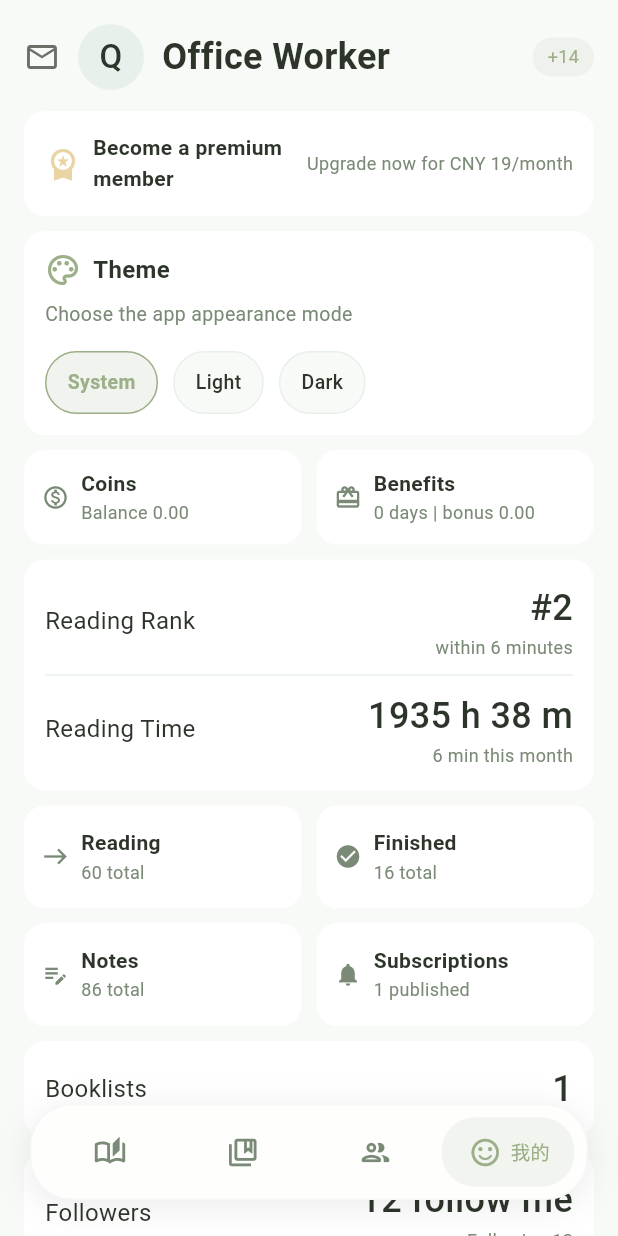
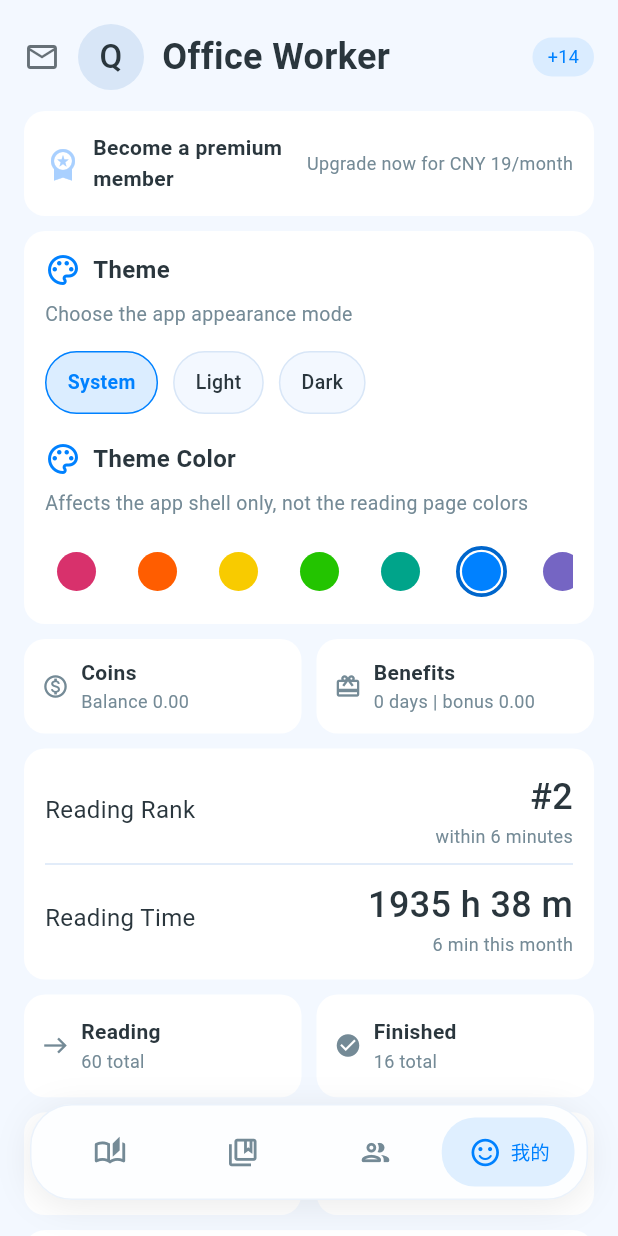
Before and after one commit to waterlovemelon/gravity-reader, a Flutter app: the screen it shows after launch, item 4 of the bottom bar chosen, on a phone screen of 412 x 824 dp. Run offline on Flutter 3.47's test engine with Material 3 defaults, Android fonts, the phone set to English and light mode, and no system bars; our stand-ins replace file_picker, flutter_riverpod, image_picker, just_audio, just_audio_background, shared_preferences and 1 more; missing offline and left inert: audio_session, charset_converter; accounts and stored records are empty; network calls fail; statements that could not run were skipped.

Commit message:
新增应用主题色设置

```diff
--- a/lib/core/constants/theme_constants.dart
+++ b/lib/core/constants/theme_constants.dart
@@ -2,140 +2,169 @@ import 'package:flutter/material.dart';
 import 'package:myreader/core/models/app_theme_data.dart';
 
 class ThemeConstants {
-  // ========== 字体大小 ==========
   static const double fontSizeSmall = 12.0;
   static const double fontSizeNormal = 14.0;
   static const double fontSizeLarge = 16.0;
 
-  // ========== 阅读主题类型（用于阅读器内部的主题切换） ==========
   static const int readingThemeLight = 1;
   static const int readingThemeDark = 2;
   static const int readingThemeSepia = 3;
   static const int readingThemeNight = 4;
 
-  // ========== 主题主题ID定义 ==========
-  static const String themeIdGreenFresh = 'green_fresh'; // 小清新绿色主题（默认）
-  static const String themeIdBlueProfessional = 'blue_professional'; // 职感蓝色主题
+  static const String themeIdRose = 'rose';
+  static const String themeIdOrange = 'orange';
+  static const String themeIdYellow = 'yellow';
+  static const String themeIdGreen = 'green';
+  static const String themeIdTeal = 'teal';
+  static const String themeIdBlue = 'blue';
+  static const String themeIdIndigo = 'indigo';
+  static const String themeIdPurple = 'purple';
+  static const String themeIdGray = 'gray';
 
-  // ========== 小清新绿色主题配色 ==========
-  /// 品牌主色 - 鼠尾草绿（优化后：降低饱和度，更清新）
-  /// 用途：Logo、顶部导航栏、功能按钮、选中状态、进度条
-  static const Color greenFreshPrimary = Color(0xFF9CAF88);
+  static const Color _fixedReadingBg = Color(0xFFEDF2F4);
+  static const Color _fixedAudiobookBgTop = Color(0xFFE5EDF1);
+  static const Color _fixedText = Color(0xFF2A363D);
+  static const Color _fixedSecondaryText = Color(0xFF748A96);
+  static const Color _fixedProgressTrack = Color(0xFFD9E2E7);
 
-  /// 深版本主色 - 用于按钮底衬
-  static const Color greenFreshPrimaryDark = Color(0xFF7A9068);
+  static AppThemeData _buildTheme({
+    required String id,
+    required String name,
+    required Color primary,
+    required Color primaryDark,
+    required Color accent,
+    required Color scaffoldBackground,
+    required Color cardBackground,
+    required Color divider,
+  }) {
+    return AppThemeData(
+      primaryColor: primary,
+      primaryDarkColor: primaryDark,
+      readingBackgroundColor: _fixedReadingBg,
+      audiobookBgTop: _fixedAudiobookBgTop,
+      scaffoldBackgroundColor: scaffoldBackground,
+      textColor: _fixedText,
+      secondaryTextColor: _fixedSecondaryText,
+      progressTrackColor: _fixedProgressTrack,
+      accentColor: accent,
+      cardBackgroundColor: cardBackground,
+      dividerColor: divider,
+      borderRadius: 12.0,
+      name: name,
+      id: id,
+    );
+  }
 
-  /// 辅助背景 - 薄荷奶白（优化后：听书/阅读页专用背景，纸张质感）
-  /// 用途：阅读页背景、听书页面背景（极度护眼）
-  static const Color greenFreshReadingBg = Color(0xFFF1F4EE);
-
-  /// 听书背景渐变顶部色 - 为听书页面添加微弱渐变
-  static const Color greenFreshAudiobookBgTop = Color(0xFFE8F0E9);
-
-  /// 页面底色 - 极简浅灰
-  /// 用途：列表页底色、设置页背景
-  static const Color greenFreshScaffoldBg = Color(0xFFF8FAF7);
-
-  /// 正文文字 - 深森林灰
-  /// 用途：书籍正文、主要标题（比纯黑更温和）
-  static const Color greenFreshText = Color(0xFF2D352B);
-
-  /// 辅助文字 - 灰绿调
-  /// 用途：作者名、日期、底部标签栏未选中态
-  static const Color greenFreshSecondaryText = Color(0xFF7A8A76);
-
-  /// 进度条背景 - 极淡灰色
-  /// 用途：进度条背景轨道
-  static const Color greenFreshProgressTrack = Color(0xFFE8E8E8);
-
-  /// 点缀色 - 暖杏黄
-  /// 用途：收藏星星、会员标识、折扣标签
-  static const Color greenFreshAccent = Color(0xFFE9D5A3);
-
-  /// 卡片背景色 - 纯白
-  static const Color greenFreshCardBg = Color(0xFFFFFFFF);
-
-  /// 分割线颜色 - 淡灰绿
-  static const Color greenFreshDivider = Color(0xFFE8F0EC);
-
-  // ========== 职感蓝色主题配色 ==========
-  /// 品牌主色 - 雾霾蓝
-  /// 用途：Logo、按钮、底部Tab激活、分类标签
-  static const Color blueProfessionalPrimary = Color(0xFF8BAABB);
-
-  /// 阅读背景 - 纸感浅蓝
-  /// 用途：阅读器背景（微蓝调，清冷且极度纯净）
-  static const Color blueProfessionalReadingBg = Color(0xFFEDF2F4);
-
-  /// 页面底色 - 极简冰灰
-  /// 用途：发现页底色、列表分割背景
-  static const Color blueProfessionalScaffoldBg = Color(0xFFF4F7F9);
-
-  /// 正文文字 - 深海黛蓝
-  /// 用途：替代纯黑，文字深邃且极具质感
-  static const Color blueProfessionalText = Color(0xFF2A363D);
-
-  /// 辅助文字 - 灰蓝调
-  /// 用途：副标题、未选中图标、提示信息
-  static const Color blueProfessionalSecondaryText = Color(0xFF748A96);
-
-  /// 点缀色 - 夕阳橘
-  /// 用途：徽章、价格、重要警示（蓝色的互补色）
-  static const Color blueProfessionalAccent = Color(0xFFE9A88F);
-
-  /// 卡片背景色 - 纯白
-  static const Color blueProfessionalCardBg = Color(0xFFFFFFFF);
-
-  /// 分割线颜色 - 淡冰蓝
-  static const Color blueProfessionalDivider = Color(0xFFE1E8EC);
-
-  // ========== 主题定义 ==========
-
-  /// 小清新绿色主题
-  static const AppThemeData greenFreshTheme = AppThemeData(
-    primaryColor: greenFreshPrimary,
-    primaryDarkColor: Color(0xFF8BA278),
-    readingBackgroundColor: greenFreshReadingBg,
-    audiobookBgTop: Color(0xFFE8F0E9),
-    scaffoldBackgroundColor: greenFreshScaffoldBg,
-    textColor: greenFreshText,
-    secondaryTextColor: greenFreshSecondaryText,
-    progressTrackColor: Color(0xFFE8E8E8),
-    accentColor: greenFreshAccent,
-    cardBackgroundColor: greenFreshCardBg,
-    dividerColor: greenFreshDivider,
-    borderRadius: 12.0, // 大圆角，显得更亲切
-    name: '小清新绿',
-    id: themeIdGreenFresh,
+  static final AppThemeData roseTheme = _buildTheme(
+    id: themeIdRose,
+    name: '玫红',
+    primary: const Color(0xFFD8316C),
+    primaryDark: const Color(0xFFAA2754),
+    accent: const Color(0xFFF6B4CA),
+    scaffoldBackground: const Color(0xFFFFF5F8),
+    cardBackground: const Color(0xFFFFFFFF),
+    divider: const Color(0xFFF3D4DF),
   );
 
-  /// 职感蓝色主题
-  /// 视觉感受：比绿色方案更具理性和现代感
-  /// 适用场景：硬核知识、科技资讯或悬疑小说
-  static const AppThemeData blueProfessionalTheme = AppThemeData(
-    primaryColor: blueProfessionalPrimary,
-    primaryDarkColor: Color(0xFF6F8795),
-    readingBackgroundColor: blueProfessionalReadingBg,
-    audiobookBgTop: Color(0xFFE5EDF1),
-    scaffoldBackgroundColor: blueProfessionalScaffoldBg,
-    textColor: blueProfessionalText,
-    secondaryTextColor: blueProfessionalSecondaryText,
-    progressTrackColor: Color(0xFFD9E2E7),
-    accentColor: blueProfessionalAccent,
-    cardBackgroundColor: blueProfessionalCardBg,
-    dividerColor: blueProfessionalDivider,
-    borderRadius: 12.0, // 保持统一的大圆角设计
-    name: '职感蓝',
-    id: themeIdBlueProfessional,
+  static final AppThemeData orangeTheme = _buildTheme(
+    id: themeIdOrange,
+    name: '橙红',
+    primary: const Color(0xFFFF5D00),
+    primaryDark: const Color(0xFFCC4A00),
+    accent: const Color(0xFFFFC29A),
+    scaffoldBackground: const Color(0xFFFFF7F2),
+    cardBackground: const Color(0xFFFFFFFF),
+    divider: const Color(0xFFF6D9C7),
   );
 
-  // ========== 默认主题 ==========
-  static const AppThemeData defaultTheme = greenFreshTheme;
+  static final AppThemeData yellowTheme = _buildTheme(
+    id: themeIdYellow,
+    name: '明黄',
+    primary: const Color(0xFFF8CB00),
+    primaryDark: const Color(0xFFC9A300),
+    accent: const Color(0xFFFFE999),
+    scaffoldBackground: const Color(0xFFFFFBEE),
+    cardBackground: const Color(0xFFFFFFFF),
+    divider: const Color(0xFFF4E9BD),
+  );
 
-  // ========== 所有可用主题列表 ==========
-  static const List<AppThemeData> allThemes = [
-    greenFreshTheme,
-    blueProfessionalTheme,
-    // 后续可以在这里添加更多主题
+  static final AppThemeData greenTheme = _buildTheme(
+    id: themeIdGreen,
+    name: '翠绿',
+    primary: const Color(0xFF23C400),
+    primaryDark: const Color(0xFF1B9700),
+    accent: const Color(0xFFA9E79B),
+    scaffoldBackground: const Color(0xFFF4FCF1),
+    cardBackground: const Color(0xFFFFFFFF),
+    divider: const Color(0xFFD8EDD0),
+  );
+
+  static final AppThemeData tealTheme = _buildTheme(
+    id: themeIdTeal,
+    name: '青绿',
+    primary: const Color(0xFF00A48A),
+    primaryDark: const Color(0xFF007F6B),
+    accent: const Color(0xFF9FE7DA),
+    scaffoldBackground: const Color(0xFFF1FBF8),
+    cardBackground: const Color(0xFFFFFFFF),
+    divider: const Color(0xFFD1ECE6),
+  );
+
+  static final AppThemeData blueTheme = _buildTheme(
+    id: themeIdBlue,
+    name: '蓝色',
+    primary: const Color(0xFF0081FF),
+    primaryDark: const Color(0xFF0066CC),
+    accent: const Color(0xFFA9D0FF),
+    scaffoldBackground: const Color(0xFFF3F8FF),
+    cardBackground: const Color(0xFFFFFFFF),
+    divider: const Color(0xFFD8E6F7),
+  );
+
+  static final AppThemeData indigoTheme = _buildTheme(
+    id: themeIdIndigo,
+    name: '紫蓝',
+    primary: const Color(0xFF7565C3),
+    primaryDark: const Color(0xFF5D4FA0),
+    accent: const Color(0xFFC8C0F2),
+    scaffoldBackground: const Color(0xFFF6F4FF),
+    cardBackground: const Color(0xFFFFFFFF),
+    divider: const Color(0xFFE1DBF3),
+  );
+
+  static final AppThemeData purpleTheme = _buildTheme(
+    id: themeIdPurple,
+    name: '紫色',
+    primary: const Color(0xFF8C00D4),
+    primaryDark: const Color(0xFF6D00A5),
+    accent: const Color(0xFFD8A8F5),
+    scaffoldBackground: const Color(0xFFFBF4FF),
+    cardBackground: const Color(0xFFFFFFFF),
+    divider: const Color(0xFFEBD8F5),
+  );
+
+  static final AppThemeData grayTheme = _buildTheme(
+    id: themeIdGray,
+    name: '灰色',
+    primary: const Color(0xFFA6A6A6),
+    primaryDark: const Color(0xFF7D7D7D),
+    accent: const Color(0xFFDADADA),
+    scaffoldBackground: const Color(0xFFF7F7F7),
+    cardBackground: const Color(0xFFFFFFFF),
+    divider: const Color(0xFFE5E5E5),
+  );
+
+  static final AppThemeData defaultTheme = blueTheme;
+
+  static final List<AppThemeData> allThemes = <AppThemeData>[
+    roseTheme,
+    orangeTheme,
+    yellowTheme,
+    greenTheme,
+    tealTheme,
+    blueTheme,
+    indigoTheme,
+    purpleTheme,
+    grayTheme,
   ];
 }
--- a/lib/core/providers/theme_provider.dart
+++ b/lib/core/providers/theme_provider.dart
@@ -83,9 +83,9 @@ class ThemeNotifier extends StateNotifier<ThemeState> {
 
   ThemeNotifier(this._preferencesService)
     : super(
-        const ThemeState(
+        ThemeState(
           currentTheme: ThemeConstants.defaultTheme,
-          themeId: ThemeConstants.themeIdGreenFresh,
+          themeId: ThemeConstants.themeIdBlue,
           themeMode: AppThemeMode.system,
         ),
       ) {
@@ -109,9 +109,9 @@ class ThemeNotifier extends StateNotifier<ThemeState> {
     } catch (e) {
       print('Error loading theme: $e');
       // 出错时使用默认主题
-      state = const ThemeState(
+      state = ThemeState(
         currentTheme: ThemeConstants.defaultTheme,
-        themeId: ThemeConstants.themeIdGreenFresh,
+        themeId: ThemeConstants.themeIdBlue,
         themeMode: AppThemeMode.system,
       );
     }
--- a/lib/data/services/theme_preferences_service.dart
+++ b/lib/data/services/theme_preferences_service.dart
@@ -27,11 +27,11 @@ class ThemePreferencesService {
       final themeId = _prefs.getString(_keySelectedThemeId);
 
       // 如果没有保存过，返回默认主题ID
-      return themeId ?? ThemeConstants.themeIdGreenFresh;
+      return themeId ?? ThemeConstants.themeIdBlue;
     } catch (e) {
       print('Error loading theme preference: $e');
       // 出错时返回默认主题ID
-      return ThemeConstants.themeIdGreenFresh;
+      return ThemeConstants.themeIdBlue;
     }
   }
 
--- a/lib/presentation/pages/main_navigation_page.dart
+++ b/lib/presentation/pages/main_navigation_page.dart
@@ -1,5 +1,6 @@
 import 'package:flutter/material.dart';
 import 'package:flutter_riverpod/flutter_riverpod.dart';
+import 'package:myreader/core/constants/theme_constants.dart';
 import 'package:myreader/core/models/app_theme_data.dart';
 import 'package:myreader/core/providers/book_providers.dart';
 import 'package:myreader/core/providers/theme_provider.dart';
@@ -546,6 +547,7 @@ class _ThemeModeSection extends ConsumerWidget {
   @override
   Widget build(BuildContext context, WidgetRef ref) {
     final currentMode = ref.watch(appThemeModeProvider);
+    final currentThemeId = ref.watch(currentThemeIdProvider);
 
     return _ProfileCard(
       theme: theme,
@@ -612,6 +614,50 @@ class _ThemeModeSection extends ConsumerWidget {
               ),
             ],
           ),
+          const SizedBox(height: 18),
+          Row(
+            children: [
+              Icon(Icons.color_lens_outlined, color: theme.primaryColor),
+              const SizedBox(width: 8),
+              Text(
+                LocaleText.of(context, zh: '主题色', en: 'Theme Color'),
+                style: TextStyle(
+                  fontSize: 16,
+                  fontWeight: FontWeight.w600,
+                  color: theme.textColor,
+                ),
+              ),
+            ],
+          ),
+          const SizedBox(height: 8),
+          Text(
+            LocaleText.of(
+              context,
+              zh: '仅影响应用界面，不影响阅读正文配色',
+              en: 'Affects the app shell only, not the reading page colors',
+            ),
+            style: TextStyle(fontSize: 13, color: theme.secondaryTextColor),
+          ),
+          const SizedBox(height: 14),
+          SingleChildScrollView(
+            scrollDirection: Axis.horizontal,
+            child: Row(
+              children: ThemeConstants.allThemes
+                  .map(
+                    (item) => Padding(
+                      padding: const EdgeInsets.only(right: 12),
+                      child: _ThemeColorChip(
+                        appTheme: item,
+                        selected: currentThemeId == item.id,
+                        onTap: () => ref
+                            .read(themeProvider.notifier)
+                            .switchTheme(item.id),
+                      ),
+                    ),
+                  )
+                  .toList(growable: false),
+            ),
+          ),
         ],
       ),
     );
@@ -656,6 +702,59 @@ class _ThemeModeChip extends StatelessWidget {
               fontSize: 13,
               fontWeight: selected ? FontWeight.w600 : FontWeight.w500,
               color: selected ? theme.primaryColor : theme.textColor,
+            ),
+          ),
+        ),
+      ),
+    );
+  }
+}
+
+class _ThemeColorChip extends StatelessWidget {
+  final AppThemeData appTheme;
+  final bool selected;
+  final VoidCallback onTap;
+
+  const _ThemeColorChip({
+    required this.appTheme,
+    required this.selected,
+    required this.onTap,
+  });
+
+  @override
+  Widget build(BuildContext context) {
+    return Material(
+      color: Colors.transparent,
+      child: InkWell(
+        customBorder: const CircleBorder(),
+        onTap: onTap,
+        child: SizedBox(
+          width: 42,
+          height: 42,
+          child: Center(
+            child: AnimatedContainer(
+              duration: const Duration(milliseconds: 180),
+              width: 34,
+              height: 34,
+              decoration: BoxDecoration(
+                shape: BoxShape.circle,
+                border: Border.all(
+                  color: selected
+                      ? appTheme.primaryDarkColor
+                      : Colors.transparent,
+                  width: selected ? 2.5 : 0,
+                ),
+              ),
+              child: Center(
+                child: Container(
+                  width: 26,
+                  height: 26,
+                  decoration: BoxDecoration(
+                    color: appTheme.primaryColor,
+                    shape: BoxShape.circle,
+                  ),
+                ),
+              ),
             ),
           ),
         ),
```
